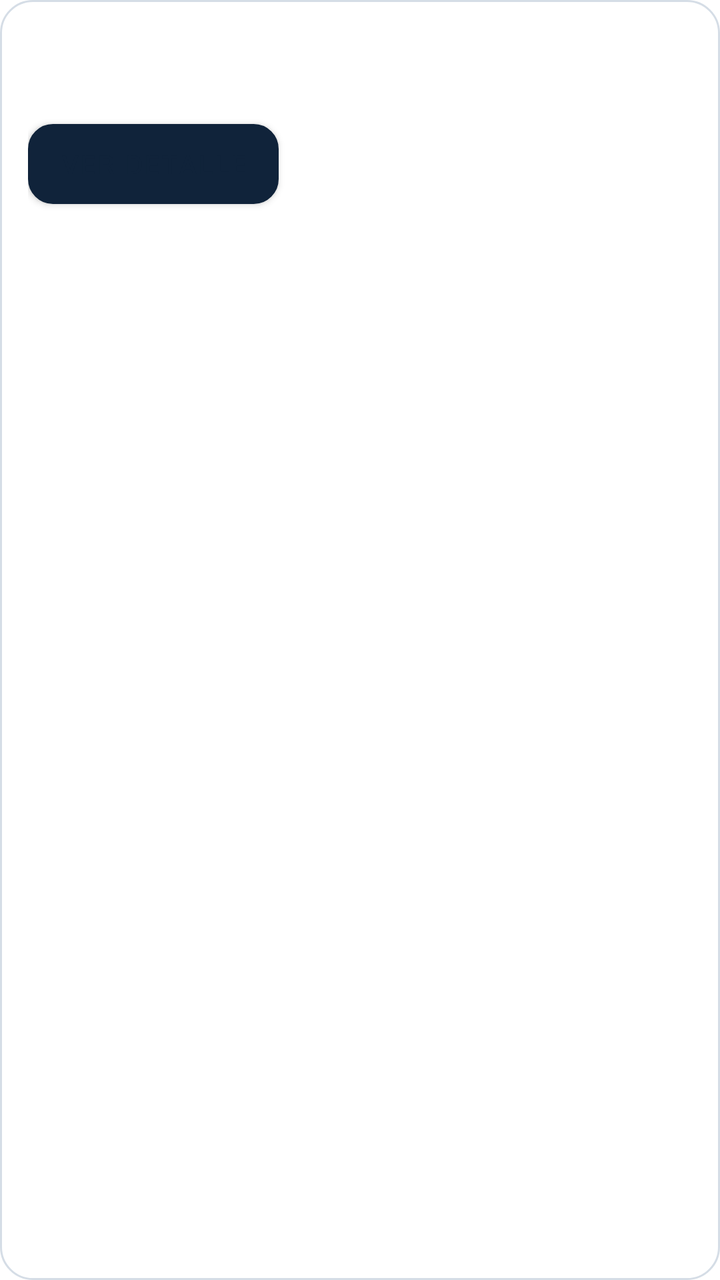
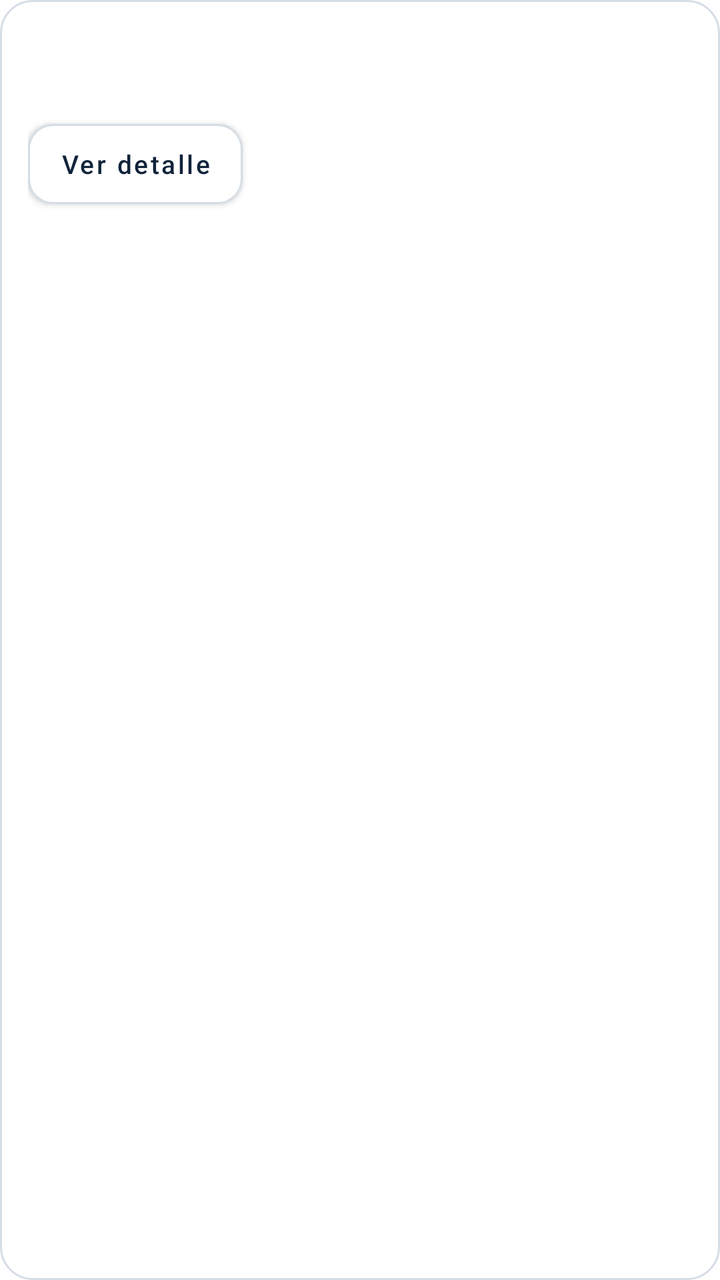

The first picture is an Android layout as it rendered before a commit; the second is the same layout after the commit. The layout source and the unified diff follow.
<!-- AndroidManifest.xml: application theme Theme.Cobros -->
<!-- res/layout/item_dia.xml -->
<?xml version="1.0" encoding="utf-8"?>
<LinearLayout xmlns:android="http://schemas.android.com/apk/res/android"
    android:layout_width="match_parent"
    android:layout_height="wrap_content"
    android:background="@drawable/bg_card"
    android:orientation="vertical"
    android:padding="14dp"
    android:layout_marginBottom="12dp">

    <LinearLayout
        android:layout_width="match_parent"
        android:layout_height="wrap_content"
        android:orientation="horizontal">

        <TextView
            android:id="@+id/hdFecha"
            android:layout_width="0dp"
            android:layout_height="wrap_content"
            android:layout_weight="1"
            android:textSize="15sp"
            android:textStyle="bold" />

        <TextView
            android:id="@+id/hdResultado"
            android:layout_width="wrap_content"
            android:layout_height="wrap_content"
            android:textSize="15sp"
            android:textStyle="bold" />
    </LinearLayout>

    <TextView
        android:id="@+id/hdTotales"
        android:layout_width="wrap_content"
        android:layout_height="wrap_content"
        android:layout_marginTop="2dp"
        android:textColor="@color/mute"
        android:textSize="13sp" />

    <LinearLayout
        android:id="@+id/hdDetalle"
        android:layout_width="match_parent"
        android:layout_height="wrap_content"
        android:orientation="vertical"
        android:visibility="gone" />

    <Button
        android:id="@+id/hdToggle"
        android:layout_width="wrap_content"
        android:layout_height="40dp"
        android:layout_marginTop="8dp"
        android:background="@drawable/bg_btn_secondary"
        android:text="Ver detalle"
        android:textColor="@color/ink"
        android:textSize="13sp" />
</LinearLayout>
<!-- resources referenced by this layout -->
<resources>
  <color name="ink">#10233A</color>
  <color name="mute">#5B6B7C</color>
  <!-- drawable bg_btn_secondary (drawable) -->
  <?xml version="1.0" encoding="utf-8"?>
  <shape xmlns:android="http://schemas.android.com/apk/res/android" android:shape="rectangle">
      <solid android:color="@color/card" />
      <corners android:radius="12dp" />
      <stroke android:width="1dp" android:color="@color/line" />
  </shape>
  <!-- drawable bg_card (drawable) -->
  <?xml version="1.0" encoding="utf-8"?>
  <shape xmlns:android="http://schemas.android.com/apk/res/android" android:shape="rectangle">
      <solid android:color="@color/card" />
      <corners android:radius="16dp" />
      <stroke android:width="1dp" android:color="@color/line" />
  </shape>
  <style name="Theme.Cobros" parent="Theme.MaterialComponents.DayNight.NoActionBar">
          <item name="colorPrimary">@color/ink</item>
          <item name="colorPrimaryVariant">@color/ink</item>
          <item name="colorOnPrimary">@color/white</item>
          <item name="android:statusBarColor">@color/ink</item>
          <item name="android:windowLightStatusBar">false</item>
      </style>
  <color name="card">#FFFFFF</color>
  <color name="line">#D5DDE6</color>
  <color name="white">#FFFFFF</color>
</resources>

<!-- the commit's change to res/layout/item_dia.xml (unified diff, before → after) -->
@@ -18,14 +18,14 @@
             android:layout_height="wrap_content"
             android:layout_weight="1"
             android:textSize="15sp"
-            android:textStyle="bold" />
+            android:textStyle="bold" android:textColor="@color/ink" />
 
         <TextView
             android:id="@+id/hdResultado"
             android:layout_width="wrap_content"
             android:layout_height="wrap_content"
             android:textSize="15sp"
-            android:textStyle="bold" />
+            android:textStyle="bold" android:textColor="@color/ink" />
     </LinearLayout>
 
     <TextView
@@ -51,5 +51,5 @@
         android:background="@drawable/bg_btn_secondary"
         android:text="Ver detalle"
         android:textColor="@color/ink"
-        android:textSize="13sp" />
+        android:textSize="13sp"  android:backgroundTint="@null" />
 </LinearLayout>
<!-- resource entries referenced after the edit -->
@@ -16,15 +16,21 @@
       <corners android:radius="16dp" />
       <stroke android:width="1dp" android:color="@color/line" />
   </shape>
-  <style name="Theme.Cobros" parent="Theme.MaterialComponents.DayNight.NoActionBar">
+  <style name="Theme.Cobros" parent="Theme.MaterialComponents.Light.NoActionBar">
           <item name="colorPrimary">@color/ink</item>
           <item name="colorPrimaryVariant">@color/ink</item>
           <item name="colorOnPrimary">@color/white</item>
           <item name="android:statusBarColor">@color/ink</item>
           <item name="android:windowLightStatusBar">false</item>
+          <item name="android:forceDarkAllowed">false</item>
+          <item name="materialButtonStyle">@style/Widget.Cobros.Button</item>
       </style>
   <color name="card">#FFFFFF</color>
   <color name="line">#D5DDE6</color>
   <color name="white">#FFFFFF</color>
+  <style name="Widget.Cobros.Button" parent="Widget.MaterialComponents.Button">
+          <item name="backgroundTint">@null</item>
+          <item name="android:textAllCaps">false</item>
+      </style>
 </resources>
 
